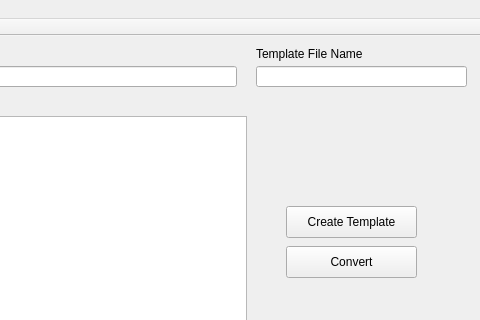
First picture: the form in mainwindow.ui, repository TrevorStevenson/BlogConverter, before the edit; both pictures show x 144 to 624 and y 0 to 320 of the 624 by 447 pixel window.
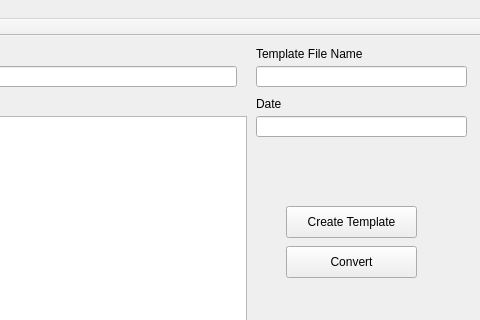
Second picture: the form after the edit.

The edit to the form file:
```diff
--- a/mainwindow.ui
+++ b/mainwindow.ui
@@ -109,6 +109,29 @@
      <string>Blog Title</string>
     </property>
    </widget>
+   <widget class="QLineEdit" name="lineEdit_3">
+    <property name="geometry">
+     <rect>
+      <x>400</x>
+      <y>80</y>
+      <width>211</width>
+      <height>21</height>
+     </rect>
+    </property>
+   </widget>
+   <widget class="QLabel" name="label_4">
+    <property name="geometry">
+     <rect>
+      <x>400</x>
+      <y>60</y>
+      <width>60</width>
+      <height>16</height>
+     </rect>
+    </property>
+    <property name="text">
+     <string>Date</string>
+    </property>
+   </widget>
   </widget>
   <widget class="QMenuBar" name="menuBar">
    <property name="geometry">
```
